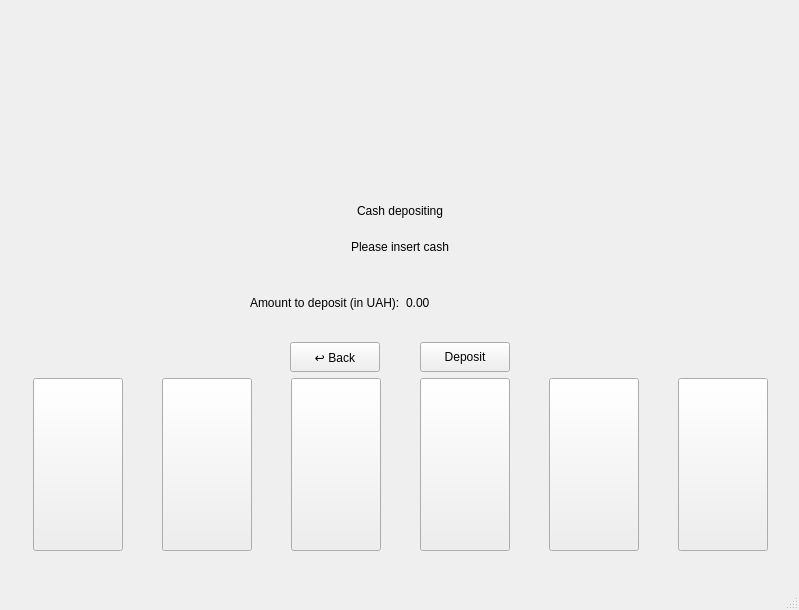
First picture: the form in gui/mainwindow.ui, repository bergamontt/nong-bong, before the edit.
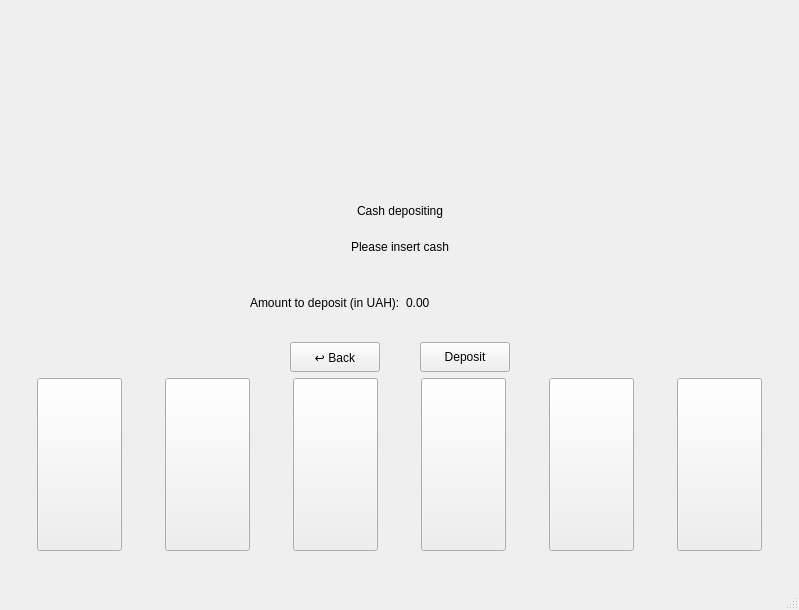
Second picture: the form after the edit. The open tabs and pages were chosen to show the change. Custom widgets are drawn as their Qt base class.

Commit message: Transaction conflicts resolved

The edit to the form file:
```diff
--- a/gui/mainwindow.ui
+++ b/gui/mainwindow.ui
@@ -897,13 +897,13 @@
             <widget class="QPushButton" name="B_D20">
              <property name="minimumSize">
               <size>
-               <width>90</width>
+               <width>85</width>
                <height>173</height>
               </size>
              </property>
              <property name="maximumSize">
               <size>
-               <width>90</width>
+               <width>85</width>
                <height>30</height>
               </size>
              </property>
@@ -916,13 +916,13 @@
             <widget class="QPushButton" name="B_D50">
              <property name="minimumSize">
               <size>
-               <width>90</width>
+               <width>85</width>
                <height>173</height>
               </size>
              </property>
              <property name="maximumSize">
               <size>
-               <width>90</width>
+               <width>85</width>
                <height>30</height>
               </size>
              </property>
@@ -935,13 +935,13 @@
             <widget class="QPushButton" name="B_D100">
              <property name="minimumSize">
               <size>
-               <width>90</width>
+               <width>85</width>
                <height>173</height>
               </size>
              </property>
              <property name="maximumSize">
               <size>
-               <width>90</width>
+               <width>85</width>
                <height>30</height>
               </size>
              </property>
@@ -954,13 +954,13 @@
             <widget class="QPushButton" name="B_D200">
              <property name="minimumSize">
               <size>
-               <width>90</width>
+               <width>85</width>
                <height>173</height>
               </size>
              </property>
              <property name="maximumSize">
               <size>
-               <width>90</width>
+               <width>85</width>
                <height>30</height>
               </size>
              </property>
@@ -973,13 +973,13 @@
             <widget class="QPushButton" name="B_D500">
              <property name="minimumSize">
               <size>
-               <width>90</width>
+               <width>85</width>
                <height>173</height>
               </size>
              </property>
              <property name="maximumSize">
               <size>
-               <width>90</width>
+               <width>85</width>
                <height>30</height>
               </size>
              </property>
@@ -992,13 +992,13 @@
             <widget class="QPushButton" name="B_D1000">
              <property name="minimumSize">
               <size>
-               <width>90</width>
+               <width>85</width>
                <height>173</height>
               </size>
              </property>
              <property name="maximumSize">
               <size>
-               <width>90</width>
+               <width>85</width>
                <height>30</height>
               </size>
              </property>
```
Left out of the diff: 4 changed lines with no effect on the pictures. The commit also changes 1 other file.
